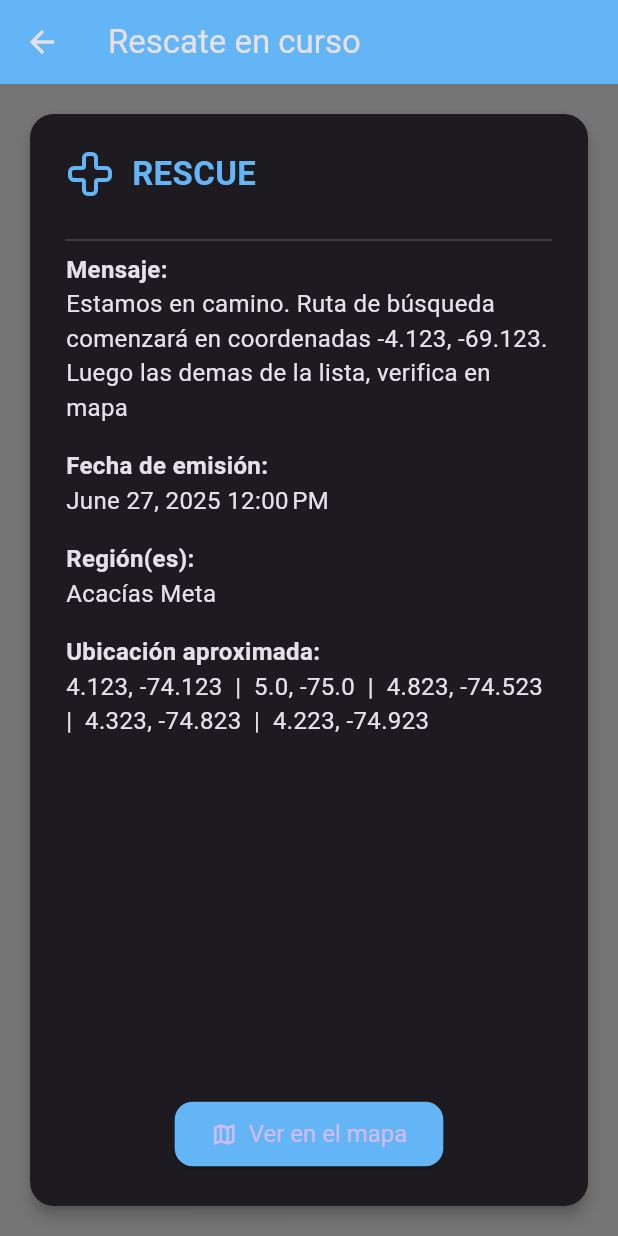
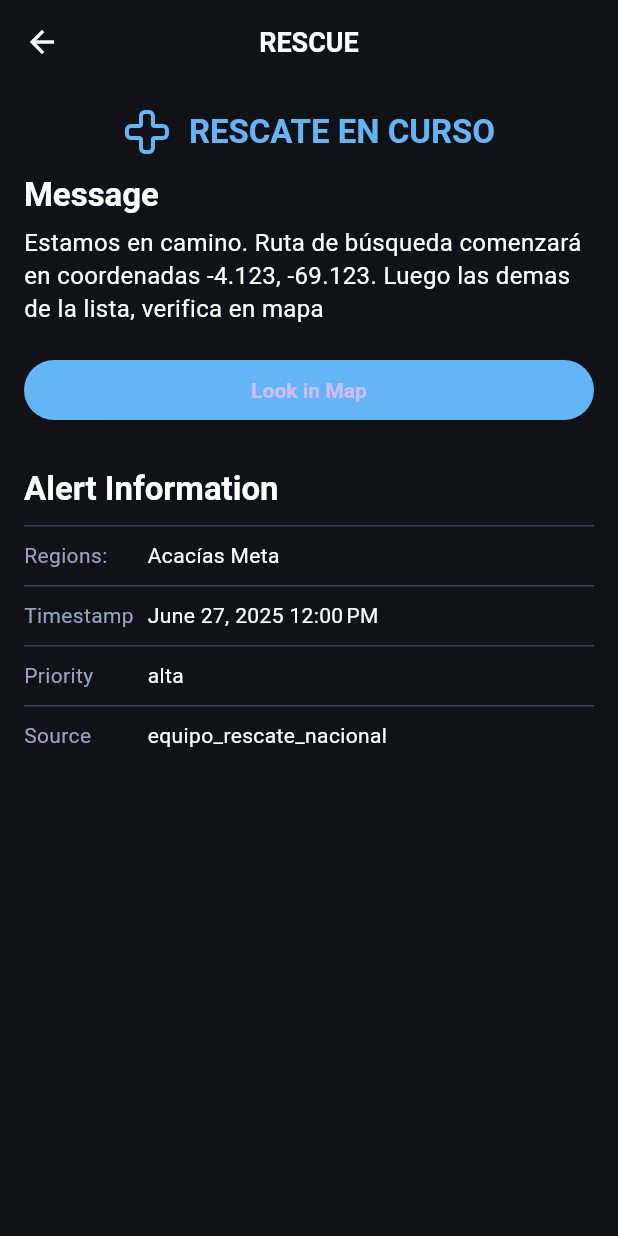
Before and after one commit to Jejid/Global_Alert_GNSS, a Flutter app: the screen it shows after launch, after a tap on "Rescate en curso", on a phone screen of 412 x 824 dp. Run offline on Flutter 3.47's test engine with Material 3 defaults, Android fonts, the phone set to English and light mode, and no system bars; our stand-ins replace flutter_map, google_maps_flutter, latlong2, lucide_icons; missing offline and left inert: flutter_map_tile_caching.

Commit message:
new look for alert_detail_screen.dart v2

```diff
--- a/assets/alerts_examples.json
+++ b/assets/alerts_examples.json
@@ -54,7 +54,7 @@
     "scope": "Nacional",
     "target": null,
     "timestamp": "2025-06-10T12:15:00Z",
-    "message": "Sismo de magnitud 6.5 cerca de Pasto. Evaluar daños estructurales.",
+    "message": "Sismo de magnitud 6.5 cerca de Pasto. Ten cuidado con las replicas Sismo de magnitud 6.5 cerca de Pasto. Ten cuidado con las replicas Sismo de magnitud 6.5 cerca de Pasto. Ten cuidado con las replicas Sismo de magnitud 6.5 cerca de Pasto. Ten cuidado con las replicas Sismo de magnitud 6.5 cerca de Pasto. Ten cuidado con las replicas Sismo de magnitud 6.5 cerca de Pasto. Ten cuidado con las replicas Sismo de magnitud 6.5 cerca de Pasto. Ten cuidado con las replicas Sismo de magnitud 6.5 cerca de Pasto. Ten cuidado con las replicas Sismo de magnitud 6.5 cerca de Pasto. Ten cuidado con las replicas Sismo de magnitud 6.5 cerca de Pasto. Ten cuidado con las replicas Sismo de magnitud 6.5 cerca de Pasto. Ten cuidado con las replicas Sismo de magnitud 6.5 cerca de Pasto. Ten cuidado con las replicas ",
     "regions": ["Guajira", "Barranquilla","Costa Caribe","Santa Marta", "Cartagena"],
     "locations": [{ "lat": 1.2136, "lon": -77.2811, "radius_km": 10 }],
     "language": "es",
--- a/lib/l10n/app_localizations.dart
+++ b/lib/l10n/app_localizations.dart
@@ -181,6 +181,42 @@ abstract class AppLocalizations {
   /// In en, this message translates to:
   /// **'Search Alerts'**
   String get searchAlerts;
+
+  /// No description provided for @alertPriority.
+  ///
+  /// In en, this message translates to:
+  /// **'Priority'**
+  String get alertPriority;
+
+  /// No description provided for @lookInMap.
+  ///
+  /// In en, this message translates to:
+  /// **'Look in Map'**
+  String get lookInMap;
+
+  /// No description provided for @message.
+  ///
+  /// In en, this message translates to:
+  /// **'Message'**
+  String get message;
+
+  /// No description provided for @alertInformation.
+  ///
+  /// In en, this message translates to:
+  /// **'Alert Information'**
+  String get alertInformation;
+
+  /// No description provided for @timestamp.
+  ///
+  /// In en, this message translates to:
+  /// **'Timestamp'**
+  String get timestamp;
+
+  /// No description provided for @source.
+  ///
+  /// In en, this message translates to:
+  /// **'Source'**
+  String get source;
 }
 
 class _AppLocalizationsDelegate
--- a/lib/l10n/app_localizations_en.dart
+++ b/lib/l10n/app_localizations_en.dart
@@ -49,4 +49,22 @@ class AppLocalizationsEn extends AppLocalizations {
 
   @override
   String get searchAlerts => 'Search Alerts';
+
+  @override
+  String get alertPriority => 'Priority';
+
+  @override
+  String get lookInMap => 'Look in Map';
+
+  @override
+  String get message => 'Message';
+
+  @override
+  String get alertInformation => 'Alert Information';
+
+  @override
+  String get timestamp => 'Timestamp';
+
+  @override
+  String get source => 'Source';
 }
--- a/lib/l10n/app_localizations_es.dart
+++ b/lib/l10n/app_localizations_es.dart
@@ -49,4 +49,22 @@ class AppLocalizationsEs extends AppLocalizations {
 
   @override
   String get searchAlerts => 'Buscar Alertas';
+
+  @override
+  String get alertPriority => 'Prioridad';
+
+  @override
+  String get lookInMap => 'Ver en Mapa';
+
+  @override
+  String get message => 'Mensaje';
+
+  @override
+  String get alertInformation => 'Información de Alerta';
+
+  @override
+  String get timestamp => 'Fecha de envío';
+
+  @override
+  String get source => 'Fuente';
 }
--- a/lib/l10n/intl_en.arb
+++ b/lib/l10n/intl_en.arb
@@ -4,7 +4,7 @@
   "viewAlerts": "View Alerts",
   "validUntil": "Valid until:",
   "region": "Region:",
-  "regions": "Regions:",
+  "regions": "Region(s):",
   "loadingError": "Error loading alerts",
   "appTitle": "Global Alert GNSS",
   "recentAlerts": "Recent Alerts",
@@ -13,5 +13,11 @@
   "history": "All Alerts",
   "filterByType": "Filter Alert by type",
   "home": "Home",
-  "searchAlerts": "Search Alerts"
+  "searchAlerts": "Search Alerts",
+  "alertPriority": "Priority",
+  "lookInMap": "Look in Map",
+  "message": "Message",
+  "alertInformation": "Alert Information",
+  "timestamp": "Timestamp",
+  "source": "Source"
 }
--- a/lib/l10n/intl_es.arb
+++ b/lib/l10n/intl_es.arb
@@ -4,7 +4,7 @@
   "viewAlerts": "Ver Alertas",
   "validUntil": "Válido hasta:",
   "region": "Región:",
-  "regions": "Regiones:",
+  "regions": "Region(es):",
   "loadingError": "Error al cargar alertas",
   "appTitle": "Alertas Globales GNSS",
   "recentAlerts": "Alertas Recientes",
@@ -13,5 +13,11 @@
   "history": "Alertas",
   "filterByType": "Filtrar por tipo de Alerta",
   "home": "Principal",
-  "searchAlerts": "Buscar Alertas"
+  "searchAlerts": "Buscar Alertas",
+  "alertPriority": "Prioridad",
+  "lookInMap": "Ver en Mapa",
+  "message": "Mensaje",
+  "alertInformation": "Información de Alerta",
+  "timestamp": "Fecha de envío",
+  "source": "Fuente"
 }
--- a/lib/screens/alert_detail_screen.dart
+++ b/lib/screens/alert_detail_screen.dart
@@ -2,6 +2,7 @@ import 'package:flutter/material.dart';
 import 'package:global_alert_gnss/models/alert_message_model.dart';
 import '../utils/alert_utils.dart';
 import 'map_screen.dart';
+import '../l10n/app_localizations.dart';
 
 class AlertDetailScreen extends StatelessWidget {
   final AlertMessage alert;
@@ -13,84 +14,142 @@ class AlertDetailScreen extends StatelessWidget {
     final icon = AlertUtils.getIconLucid(alert.type);
     final color = AlertUtils.getAlertColor(alert.type);
 
-    Text buildFieldTitle(String text) => Text(
-      text,
-      style: const TextStyle(
+    final loc = AppLocalizations.of(context)!;
+
+    // Colores del diseño
+    const backgroundColor = Color(0xFF111218);
+    const borderColor = Color(0xFF3a3f55);
+    const textWhite = Colors.white;
+    const textGray = Color(0xFF9ba1bb);
+    const buttonBlue = Color(0xFF4264fa);
+
+    TextStyle sectionTitleStyle = const TextStyle(
+      color: textWhite,
+      fontSize: 22,
       fontWeight: FontWeight.bold,
+      height: 1.2,
+      letterSpacing: -0.015,
+    );
+
+    TextStyle labelStyle = const TextStyle(
+      color: textGray,
+      fontSize: 14,
+      fontWeight: FontWeight.normal,
+      height: 1.1,
+    );
+
+    TextStyle valueStyle = const TextStyle(
+      color: textWhite,
+      fontSize: 14,
+      fontWeight: FontWeight.normal,
+      height: 1.1,
+    );
+
+    TextStyle detailTextStyle = const TextStyle(
+      color: textWhite,
       fontSize: 16,
+      fontWeight: FontWeight.normal,
+      height: 1.4,
+    );
+
+    Widget buildDetailRow(String label, String value) {
+      return Container(
+        decoration: const BoxDecoration(
+          border: Border(
+            top: BorderSide(color: borderColor, width: 1),
+          ),
+        ),
+        padding: const EdgeInsets.symmetric(vertical: 12),
+        child: Row(
+          crossAxisAlignment: CrossAxisAlignment.start,
+          children: [
+            SizedBox(
+              width: MediaQuery.of(context).size.width * 0.2,
+              child: Text(label, style: labelStyle),
+            ),
+            Expanded(child: Text(value, style: valueStyle)),
+          ],
         ),
       );
-
-    Text buildFieldContent(String text) => Text(
-      text,
-      style: const TextStyle(fontSize: 16),
-    );
+    }
 
     return Scaffold(
+      backgroundColor: backgroundColor,
       appBar: AppBar(
-        title: Text(alert.title),
-        backgroundColor: color,
+        backgroundColor: backgroundColor,
+        elevation: 0,
+        leading: IconButton(
+          icon: const Icon(Icons.arrow_back, color: textWhite),
+          onPressed: () => Navigator.of(context).pop(),
         ),
-      body: Padding(
-        padding: const EdgeInsets.all(16),
-        child: Card(
-          elevation: 4,
-          shape: RoundedRectangleBorder(borderRadius: BorderRadius.circular(16)),
+        // Título dinámico: tipo de alerta en mayúsculas
+        title: Text(
+          alert.type.toUpperCase(),
+          style: const TextStyle(
+            color: textWhite,
+            fontWeight: FontWeight.bold,
+            fontSize: 18,
+            letterSpacing: -0.015,
+          ),
+        ),
+        centerTitle: true,
+      ),
+      body: SafeArea(
         child: Padding(
-            padding: const EdgeInsets.all(24),
+          padding: const EdgeInsets.symmetric(horizontal: 16),
         child: Column(
-              crossAxisAlignment: CrossAxisAlignment.start,
           children: [
-                Row(
+              // Título centrado con icono y tipo alerta
+            Padding(
+                padding: const EdgeInsets.only(top: 16, bottom: 12),
+                child: Row(
+                  mainAxisAlignment: MainAxisAlignment.center,
                     children: [
                       Icon(icon, size: 32, color: color),
                       const SizedBox(width: 12),
                       Text(
-                      alert.type.toUpperCase(),
+                      alert.title.toUpperCase(),
                         style: TextStyle(
                           fontSize: 22,
                           fontWeight: FontWeight.bold,
                           color: color,
+                          letterSpacing: -0.015,
                         ),
                       ),
                     ],
                   ),
-                const SizedBox(height: 20),
-                const Divider(),
+            ),
 
-                buildFieldTitle("Mensaje:"),
-                buildFieldContent(alert.message),
-                const SizedBox(height: 16),
+              // Sección Details (mensaje)
+            Expanded(
+              child: SingleChildScrollView(
+                child: Column(
+                    crossAxisAlignment: CrossAxisAlignment.start,
+                  children: [
+                      Text(loc.message, style: sectionTitleStyle),
+                    const SizedBox(height: 8),
+                    Text(
+                      alert.message,
+                      style: detailTextStyle,
+                    ),
+                    const SizedBox(height: 24),
 
-                buildFieldTitle("Fecha de emisión:"),
-                buildFieldContent(AlertUtils.formatDate(alert.timestamp)),
-                const SizedBox(height: 16),
-
-                if (alert.regions != null && alert.regions!.isNotEmpty) ...[
-                  buildFieldTitle("Región(es):"),
-                  buildFieldContent(alert.regions!.join(", ")),
-                  const SizedBox(height: 16),
-                ],
-
-                if (alert.locations != null && alert.locations!.isNotEmpty) ...[
-                  buildFieldTitle("Ubicación aproximada:"),
-                  buildFieldContent(
-                    alert.locations!
-                        .map((l) => '${l.lat}, ${l.lon}')
-                        .join("  |  "),
+            // Botón "Look in Map"
+                      SizedBox(
+                width: double.infinity,
+                height: 40,
+                child: ElevatedButton(
+                  style: ElevatedButton.styleFrom(
+                            backgroundColor: color,
+                    shape: RoundedRectangleBorder(
+                      borderRadius: BorderRadius.circular(20),
                     ),
-                  const SizedBox(height: 16),
-                ],
-
-                if (alert.validUntil != null) ...[
-                  buildFieldTitle("Válido hasta:"),
-                  buildFieldContent(AlertUtils.formatDate(alert.validUntil!)),
-                  const SizedBox(height: 16),
-                ],
-
-                const Spacer(),
-                Center(
-                  child: ElevatedButton.icon(
+                    textStyle: const TextStyle(
+                      fontWeight: FontWeight.bold,
+                      fontSize: 14,
+                      letterSpacing: 0.015,
+                    ),
+                  ),
                   onPressed: () {
                     Navigator.push(
                       context,
@@ -99,15 +158,26 @@ class AlertDetailScreen extends StatelessWidget {
                       ),
                     );
                   },
-                    icon: const Icon(Icons.map_outlined),
-                    label: const Text("Ver en el mapa"),
-                    style: ElevatedButton.styleFrom(
-                      backgroundColor: color,
-                      padding: const EdgeInsets.symmetric(horizontal: 24, vertical: 12),
-                      textStyle: const TextStyle(fontSize: 16),
-                      shape: RoundedRectangleBorder(
-                        borderRadius: BorderRadius.circular(12),
+                          child: Text(loc.lookInMap,
+                              overflow: TextOverflow.ellipsis),
                         ),
+                      ),
+
+                      const SizedBox(height: 32),
+
+                      // Sección Alert Information (grid)
+                      Text(loc.alertInformation, style: sectionTitleStyle),
+                      const SizedBox(height: 12),
+
+                      buildDetailRow(loc.regions, alert.regions.toString().replaceAll('[', '').replaceAll(']', '') ?? 'N/A'),
+                      buildDetailRow(loc.timestamp,
+                          AlertUtils.formatDate(alert.timestamp)),
+                      buildDetailRow(
+                          loc.alertPriority, alert.priority ?? 'N/A'),
+                      buildDetailRow(loc.source, alert.source ?? 'N/A'),
+
+                      const SizedBox(height: 24),
+                    ],
                 ),
               ),
             ),
@@ -115,7 +185,6 @@ class AlertDetailScreen extends StatelessWidget {
         ),
       ),
       ),
-      ),
     );
   }
 }
```
Lines whose indentation alone changed are shown as unchanged.
